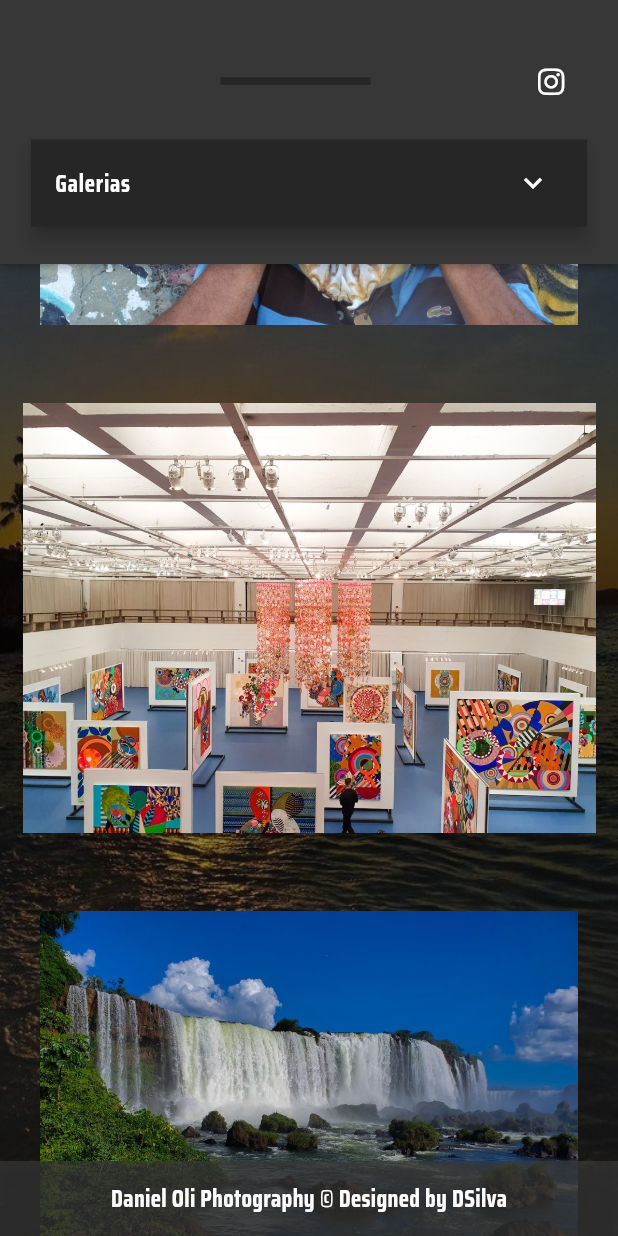
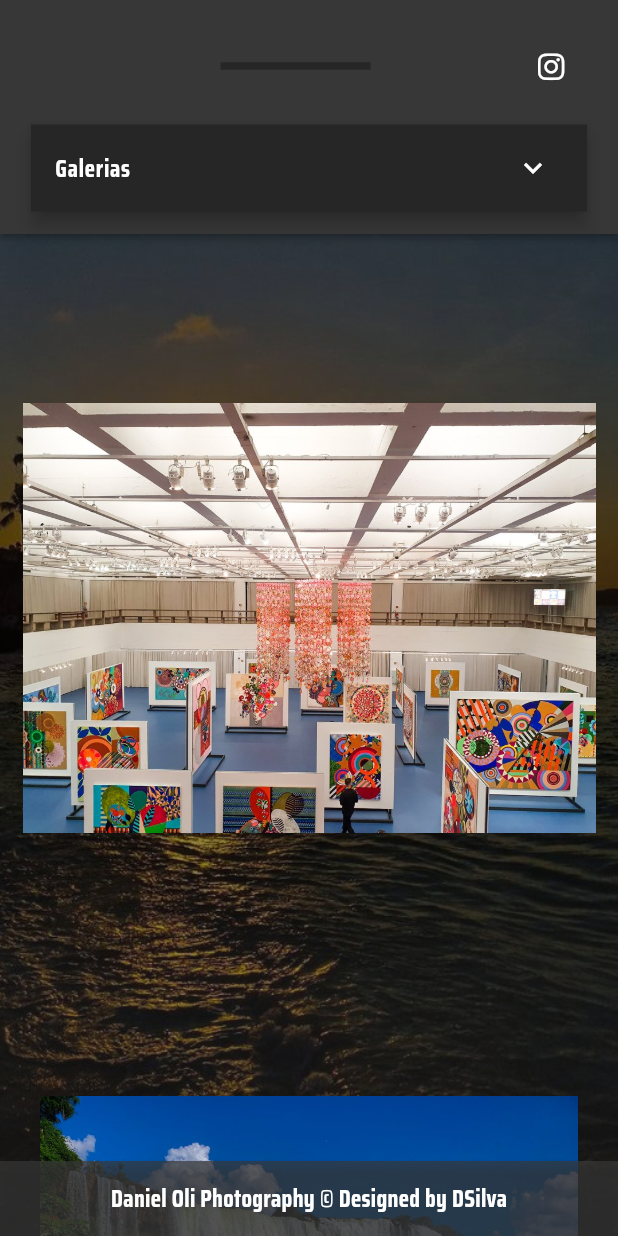
Before and after one commit to DenisRdsilva/DdanieOli, a Flutter app: the screen it shows after launch, on a phone screen of 412 x 824 dp. Run offline on Flutter 3.47's test engine with Material 3 defaults, Android fonts, the light colour scheme and no system bars; drawn by our look-alikes of carousel_slider; our stand-ins replace flutter_riverpod, font_awesome_flutter, shared_preferences, video_player; network calls fail.

Commit message:
Ajustes visuais de espaçamento

```diff
--- a/lib/app/components/menu_mobile.dart
+++ b/lib/app/components/menu_mobile.dart
@@ -89,7 +89,7 @@ class _MenuMobileState extends ConsumerState<MenuMobile> {
         if (snapshot.connectionState == ConnectionState.done) {
           return Container(
             padding:
-                const EdgeInsets.only(top: 30, bottom: 25, left: 15, right: 15),
+                const EdgeInsets.only(top: 20, bottom: 15, left: 15, right: 15),
             width: widget.swidth,
             color: terciary,
             child: Column(
--- a/lib/app/views/home/device/home_mobile.dart
+++ b/lib/app/views/home/device/home_mobile.dart
@@ -87,7 +87,7 @@ class _HomeMobileState extends State<HomeMobile> {
                 pauseAutoPlayOnTouch: false,
                 enlargeCenterPage: true,
                 enlargeFactor: .2,
-                viewportFraction: .4,
+                viewportFraction: .55,
                 initialPage: 0,
               ),
             ),
```
